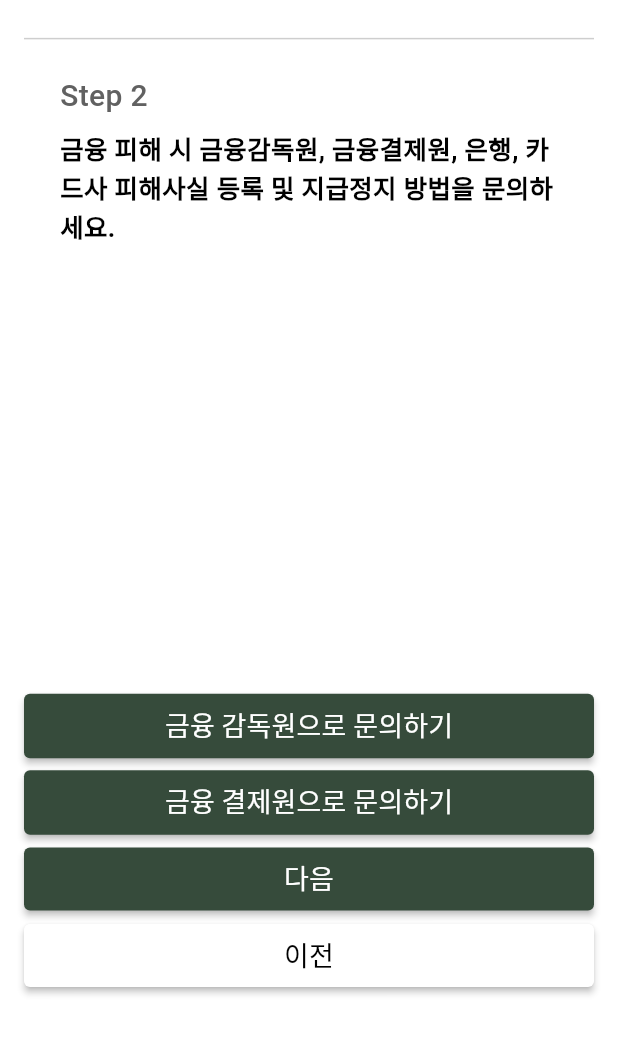
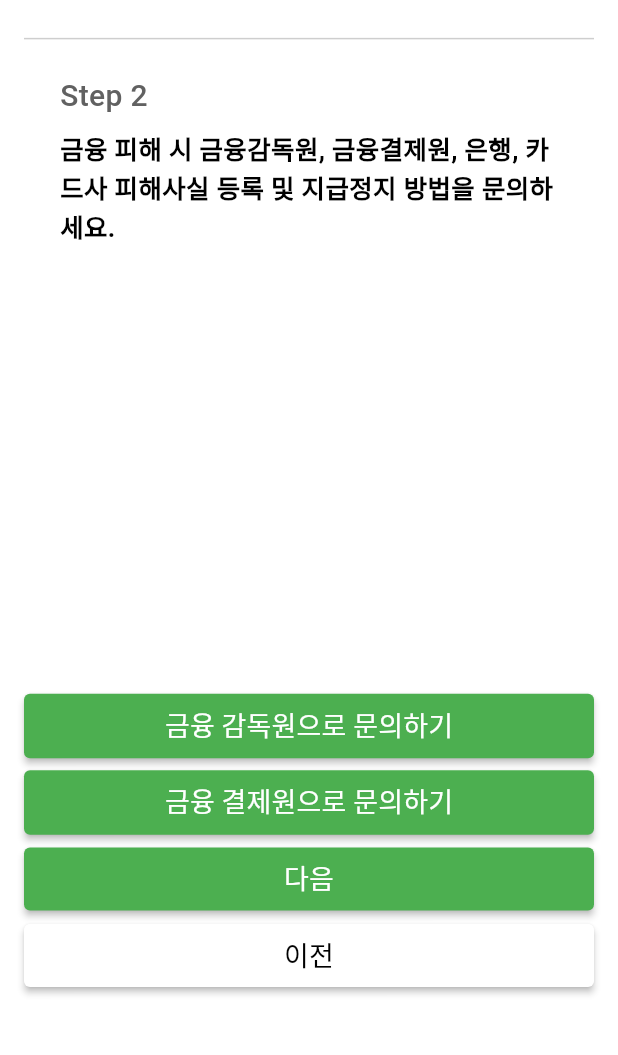
Before and after one commit to Q-Block/Q-Block-FE, a Flutter app: the GuideScreen screen opened directly, after a tap on "다음", on a phone screen of 412 x 824 dp, the part 121-1176 px from its top. Run offline on Flutter 3.47's test engine with Material 3 defaults, Android fonts, the phone set to English and light mode, and no system bars; our stand-ins replace image_picker; missing offline and left inert: flutter_barcode_scanner, flutter_naver_map.

Commit message:
Refactor : 디자인 일부 수정

```diff
--- a/lib/features/detect/presentation/detection_initial _screen.dart
+++ b/lib/features/detect/presentation/detection_initial _screen.dart
@@ -58,7 +58,7 @@ class DetectInitialScreen extends StatelessWidget {
                       ),
                     );
                   },
-                  backgroundColor: Color(0xFF364B3B),
+                  backgroundColor: Colors.green,
                   pressedBackgroundColor: Colors.white,
                   textColor: Colors.white,
                   pressedTextColor: Colors.black,
@@ -73,7 +73,7 @@ class DetectInitialScreen extends StatelessWidget {
                       ),
                     );
                   },
-                  backgroundColor: Color(0xFF364B3B),
+                  backgroundColor: Colors.green,
                   pressedBackgroundColor: Colors.white,
                   textColor: Colors.white,
                   pressedTextColor: Colors.black,
--- a/lib/features/detect/presentation/url_detection_screen.dart
+++ b/lib/features/detect/presentation/url_detection_screen.dart
@@ -122,7 +122,7 @@ class _UrlDetectionScreenState extends State<UrlDetectionScreen> {
                 width: double.infinity,
                 child: FilledButton(
                   style: ElevatedButton.styleFrom(
-                    backgroundColor: const Color(0xFF364B3B),
+                    backgroundColor: Colors.green,
                     shape: RoundedRectangleBorder(
                       borderRadius: BorderRadius.circular(4.0),
                     ),
--- a/lib/features/home/presentation/home_screen.dart
+++ b/lib/features/home/presentation/home_screen.dart
@@ -41,7 +41,7 @@ class _HomeScreenState extends State<HomeScreen> {
             '큐블럭님 안녕하세요!', // 나중에 API 호출로 변경될 예정
             style: TextStyle(
               fontSize: 23,
-              fontWeight: FontWeight.w500,
+              fontWeight: FontWeight.w600,
               color: Colors.black,
             ),
           ),
--- a/lib/features/report/presentation/guide_screen.dart
+++ b/lib/features/report/presentation/guide_screen.dart
@@ -49,7 +49,7 @@ class GuideScreen extends StatelessWidget {
                       ),
                     );
                   },
-                  backgroundColor: Color(0xFF364B3B),
+                  backgroundColor: Colors.green,
                   pressedBackgroundColor: Colors.white,
                   textColor: Colors.white,
                   pressedTextColor: Colors.black,
--- a/lib/features/report/presentation/guide_screen2.dart
+++ b/lib/features/report/presentation/guide_screen2.dart
@@ -49,7 +49,7 @@ class GuideScreen2 extends StatelessWidget {
                 CustomTextButton(
                   label: '금융 감독원으로 문의하기',
                   onPressed: () => launchUrl(Uri.parse('https://www.fss.or.kr')),
-                  backgroundColor: Color(0xFF364B3B),
+                  backgroundColor: Colors.green,
                   pressedBackgroundColor: Colors.white,
                   textColor: Colors.white,
                   pressedTextColor: Colors.black,
@@ -59,7 +59,7 @@ class GuideScreen2 extends StatelessWidget {
                 CustomTextButton(
                   label: '금융 결제원으로 문의하기',
                   onPressed: () => launchUrl(Uri.parse('https://www.kftc.or.kr')),
-                  backgroundColor: Color(0xFF364B3B),
+                  backgroundColor: Colors.green,
                   pressedBackgroundColor: Colors.white,
                   textColor: Colors.white,
                   pressedTextColor: Colors.black,
@@ -72,7 +72,7 @@ class GuideScreen2 extends StatelessWidget {
                       MaterialPageRoute(builder: (context) => GuideScreen3()),
                     );
                   },
-                  backgroundColor: Color(0xFF364B3B),
+                  backgroundColor: Colors.green,
                   pressedBackgroundColor: Colors.white,
                   textColor: Colors.white,
                   pressedTextColor: Colors.black,
--- a/lib/features/report/presentation/guide_screen3.dart
+++ b/lib/features/report/presentation/guide_screen3.dart
@@ -43,7 +43,7 @@ class GuideScreen3 extends StatelessWidget {
                       ),
                     );
                   },
-                  backgroundColor: Color(0xFF364B3B),
+                  backgroundColor: Colors.green,
                   pressedBackgroundColor: Colors.white,
                   textColor: Colors.white,
                   pressedTextColor: Colors.black,
--- a/lib/features/report/presentation/guide_screen4.dart
+++ b/lib/features/report/presentation/guide_screen4.dart
@@ -44,7 +44,7 @@ class GuideScreen4 extends StatelessWidget {
                       ),
                     );
                   },
-                  backgroundColor: Color(0xFF364B3B),
+                  backgroundColor: Colors.green,
                   pressedBackgroundColor: Colors.white,
                   textColor: Colors.white,
                   pressedTextColor: Colors.black,
--- a/lib/features/report/presentation/guide_screen5.dart
+++ b/lib/features/report/presentation/guide_screen5.dart
@@ -36,7 +36,7 @@ class GuideScreen5 extends StatelessWidget {
                 CustomTextButton(
                   label: '118 상담 전화',
                   onPressed: () => launchUrl(Uri( scheme: 'tel', path: '118',)), // 118 번호로 전화걸기
-                  backgroundColor: Color(0xFF364B3B),
+                  backgroundColor: Colors.green,
                   pressedBackgroundColor: Colors.white,
                   textColor: Colors.white,
                   pressedTextColor: Colors.black,
@@ -45,7 +45,7 @@ class GuideScreen5 extends StatelessWidget {
                 CustomTextButton(
                   label: '112 신고 접수',
                   onPressed: () => launchUrl(Uri( scheme: 'tel', path: '112',)), // 112 번호로 전화걸기
-                  backgroundColor: Color(0xFF364B3B),
+                  backgroundColor: Colors.green,
                   pressedBackgroundColor: Colors.white,
                   textColor: Colors.white,
                   pressedTextColor: Colors.black,
--- a/lib/features/user/presentation/mypage_main_screen.dart
+++ b/lib/features/user/presentation/mypage_main_screen.dart
@@ -40,7 +40,7 @@ class MypageScreen extends StatelessWidget {
                       },
                       style: TextButton.styleFrom(
                         foregroundColor: Colors.white,
-                        backgroundColor: Color(0xFF364B3B),
+                        backgroundColor: Colors.green,
                         shape: RoundedRectangleBorder(
                           borderRadius: BorderRadius.circular(8), // 둥글기 조정
                         ),
--- a/lib/features/user/presentation/profile_edit_screen.dart
+++ b/lib/features/user/presentation/profile_edit_screen.dart
@@ -73,7 +73,7 @@ class _ProfileEditScreenState extends State<ProfileEditScreen> {
                 }
                     : null, // 비활성화 상태일 때 클릭 불가
                 style: ElevatedButton.styleFrom(
-                  backgroundColor: _isButtonEnabled ? Color(0xFF364B3B) : Colors.grey, // 활성화 상태에 따른 색상 변경
+                  backgroundColor: _isButtonEnabled ? Colors.green : Colors.grey, // 활성화 상태에 따른 색상 변경
                   shape: RoundedRectangleBorder(
                     borderRadius: BorderRadius.circular(4), // 모서리를 덜 둥글게 설정
                   ),
--- a/lib/widgets/textbutton.dart
+++ b/lib/widgets/textbutton.dart
@@ -13,7 +13,7 @@ class CustomTextButton extends StatelessWidget {
     Key? key,
     required this.label,
     required this.onPressed,
-    this.backgroundColor = const Color(0xFFFFFFFF),
+    this.backgroundColor = Colors.green,
     this.pressedBackgroundColor = const Color(0x3AB458),
     this.textColor = Colors.black,
     this.pressedTextColor = Colors.white,
--- a/lib/widgets/toolbar.dart
+++ b/lib/widgets/toolbar.dart
@@ -5,7 +5,7 @@ import '../features/detect/presentation/detection_initial _screen.dart';
 import '../features/home/presentation/home_screen.dart';
 import '../features/record/presentation/record_screeen.dart';
 
-const Color activeColor = Color(0xFF54715B);
+const Color activeColor = Colors.green;
 const Color bottomAppBarColor = Colors.white; // 흰색 배경
 
 class CustomBottomBar extends StatelessWidget {
```
